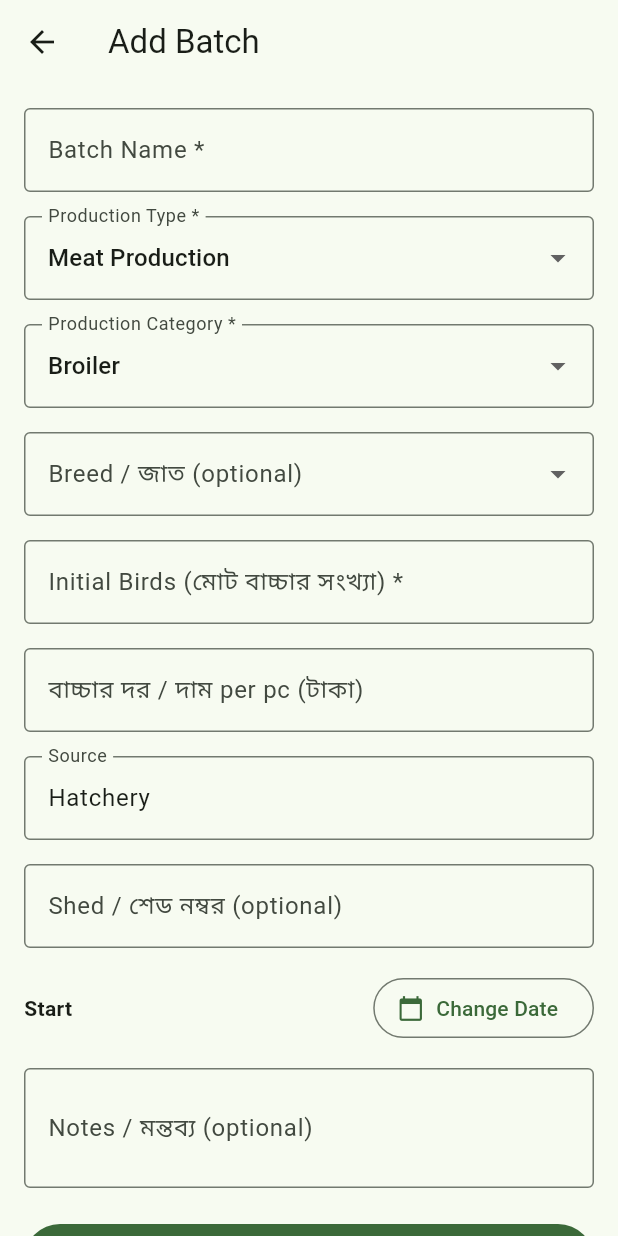
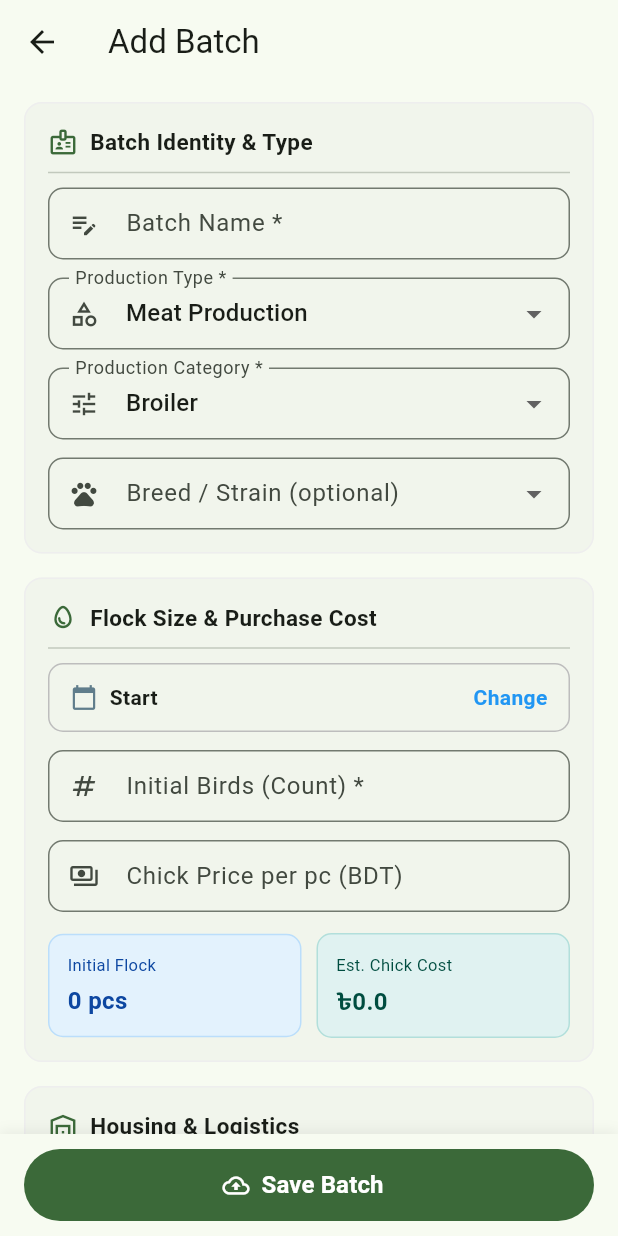
Before and after one commit to fahimapearl-bit/Rately-farms, a Flutter app: the AddBatchPageNew screen opened directly, on a phone screen of 412 x 824 dp. Run offline on Flutter 3.47's test engine with Material 3 defaults, Android fonts, the phone set to English and light mode, and no system bars; our stand-ins replace shared_preferences, supabase_flutter; accounts and stored records are empty.

Commit message:
Enhance Add Batch layout with sticky safe-area save button and live flock bento card

```diff
--- a/lib/add_batch_screen.dart
+++ b/lib/add_batch_screen.dart
@@ -45,6 +45,14 @@ class _AddBatchPageNewState extends State<AddBatchPageNew> {
   }
 
   @override
+  void initState() {
+    super.initState();
+    // লাইভ মিনি-বেন্টো কার্ড আপডেটের জন্য লিসেনার
+    initialBirdsController.addListener(() => setState(() {}));
+    chickPriceController.addListener(() => setState(() {}));
+  }
+
+  @override
   void dispose() {
     nameController.dispose();
     shedController.dispose();
@@ -66,14 +74,13 @@ class _AddBatchPageNewState extends State<AddBatchPageNew> {
     if (picked != null) setState(() => startDate = picked);
   }
 
-  // --- সরাসরি Supabase-এ সেভ করার কোড ---
   Future<void> saveBatchToSupabase() async {
     if (!_formKey.currentState!.validate()) return;
 
     final initialBirds = int.tryParse(initialBirdsController.text.trim());
     if (initialBirds == null || initialBirds <= 0) {
       ScaffoldMessenger.of(context).showSnackBar(
-        const SnackBar(content: Text('Initial Birds-এ ০ এর বেশি সংখ্যা দিন')),
+        const SnackBar(content: Text('Please enter a valid Initial Birds count greater than 0')),
       );
       return;
     }
@@ -91,7 +98,7 @@ class _AddBatchPageNewState extends State<AddBatchPageNew> {
       final user = client.auth.currentUser;
 
       if (user == null) {
-        throw Exception('ইউজার লগইন করা নেই। অনুগ্রহ করে লগইন করুন।');
+        throw Exception('User is not logged in. Please log in first.');
       }
 
       await client.from('batches').insert({
@@ -106,12 +113,13 @@ class _AddBatchPageNewState extends State<AddBatchPageNew> {
         'shed': shedController.text.trim(),
         'notes': notesController.text.trim(),
         'start_date': startDate.toIso8601String().split('T').first,
+        'status': 'Active',
       });
 
       if (mounted) {
         ScaffoldMessenger.of(context).showSnackBar(
           const SnackBar(
-            content: Text('ব্যাচ সফলভাবে Supabase Cloud-এ সেভ হয়েছে!'),
+            content: Text('Batch saved successfully!'),
             backgroundColor: Colors.green,
           ),
         );
@@ -121,7 +129,7 @@ class _AddBatchPageNewState extends State<AddBatchPageNew> {
       if (mounted) {
         ScaffoldMessenger.of(context).showSnackBar(
           SnackBar(
-            content: Text('ত্রুটি: $e'),
+            content: Text('Error saving batch: $e'),
             backgroundColor: Colors.red,
             duration: const Duration(seconds: 4),
           ),
@@ -132,35 +140,85 @@ class _AddBatchPageNewState extends State<AddBatchPageNew> {
     }
   }
 
+  InputDecoration _inputDeco(String label, {String? hint, IconData? icon}) {
+    return InputDecoration(
+      labelText: label,
+      hintText: hint,
+      prefixIcon: icon != null ? Icon(icon, size: 20) : null,
+      isDense: true,
+      contentPadding: const EdgeInsets.symmetric(horizontal: 14, vertical: 12),
+      border: OutlineInputBorder(borderRadius: BorderRadius.circular(10)),
+    );
+  }
+
+  Widget _buildSectionCard({
+    required String title,
+    required IconData icon,
+    required List<Widget> children,
+  }) {
+    return Card(
+      elevation: 0,
+      shape: RoundedRectangleBorder(
+        borderRadius: BorderRadius.circular(12),
+        side: BorderSide(color: Colors.grey.shade200),
+      ),
+      margin: const EdgeInsets.only(bottom: 16),
+      child: Padding(
+        padding: const EdgeInsets.all(16),
+        child: Column(
+          crossAxisAlignment: CrossAxisAlignment.start,
+          children: [
+            Row(
+              children: [
+                Icon(icon, size: 20, color: Theme.of(context).colorScheme.primary),
+                const SizedBox(width: 8),
+                Text(
+                  title,
+                  style: const TextStyle(fontWeight: FontWeight.bold, fontSize: 15),
+                ),
+              ],
+            ),
+            const Divider(height: 20),
+            ...children,
+          ],
+        ),
+      ),
+    );
+  }
+
   @override
   Widget build(BuildContext context) {
+    final birdsCount = int.tryParse(initialBirdsController.text.trim()) ?? 0;
+    final pricePerPc = double.tryParse(chickPriceController.text.trim()) ?? 0.0;
+    final totalChickCost = birdsCount * pricePerPc;
+
     return Scaffold(
-      appBar: AppBar(title: const Text('Add Batch')),
-      body: SingleChildScrollView(
-        padding: const EdgeInsets.all(16),
+      appBar: AppBar(
+        title: const Text('Add Batch'),
+        elevation: 0,
+      ),
+      body: SafeArea(
+        child: SingleChildScrollView(
+          padding: const EdgeInsets.fromLTRB(16, 12, 16, 24),
           child: Form(
             key: _formKey,
             child: Column(
               crossAxisAlignment: CrossAxisAlignment.start,
               children: [
+                // ১. Batch Identity Card
+                _buildSectionCard(
+                  title: 'Batch Identity & Type',
+                  icon: Icons.badge_outlined,
+                  children: [
                     TextFormField(
                       controller: nameController,
-                decoration: const InputDecoration(
-                  labelText: 'Batch Name *',
-                  hintText: 'Broiler-2026-01',
-                  border: OutlineInputBorder(),
+                      decoration: _inputDeco('Batch Name *', hint: 'e.g. Broiler-2026-01', icon: Icons.edit_note),
+                      validator: (v) => v == null || v.trim().isEmpty ? 'Please enter batch name' : null,
                     ),
-                validator: (v) =>
-                    v == null || v.trim().isEmpty ? 'ব্যাচের নাম দিন' : null,
-              ),
-              const SizedBox(height: 16),
-
+                    const SizedBox(height: 12),
                     DropdownButtonFormField<String>(
                       value: productionType,
-                decoration: const InputDecoration(
-                  labelText: 'Production Type *',
-                  border: OutlineInputBorder(),
-                ),
+                      decoration: _inputDeco('Production Type *', icon: Icons.category_outlined),
                       items: const [
                         DropdownMenuItem(value: 'Meat Production', child: Text('Meat Production')),
                         DropdownMenuItem(value: 'Egg Production', child: Text('Egg Production')),
@@ -173,14 +231,10 @@ class _AddBatchPageNewState extends State<AddBatchPageNew> {
                         });
                       },
                     ),
-              const SizedBox(height: 16),
-
+                    const SizedBox(height: 12),
                     DropdownButtonFormField<String>(
                       value: currentCategories.contains(productionCategory) ? productionCategory : null,
-                decoration: const InputDecoration(
-                  labelText: 'Production Category *',
-                  border: OutlineInputBorder(),
-                ),
+                      decoration: _inputDeco('Production Category *', icon: Icons.tune),
                       items: currentCategories.map((c) => DropdownMenuItem(value: c, child: Text(c))).toList(),
                       onChanged: (val) {
                         setState(() {
@@ -189,107 +243,164 @@ class _AddBatchPageNewState extends State<AddBatchPageNew> {
                         });
                       },
                     ),
-              const SizedBox(height: 16),
-
                     if (productionCategory == 'Other') ...[
+                      const SizedBox(height: 12),
                       TextFormField(
                         controller: customCategoryController,
-                  decoration: const InputDecoration(
-                    labelText: 'Specify Category Name *',
-                    hintText: 'যেমন: কোয়েল, টার্কি ইত্যাদি',
-                    border: OutlineInputBorder(),
+                        decoration: _inputDeco('Specify Category Name *', hint: 'e.g. Quail, Turkey'),
+                        validator: (v) => v == null || v.trim().isEmpty ? 'Please enter category name' : null,
                       ),
-                  validator: (v) =>
-                      v == null || v.trim().isEmpty ? 'ক্যাটেগরির নাম লিখুন' : null,
-                ),
-                const SizedBox(height: 16),
                     ],
-
+                    const SizedBox(height: 12),
                     DropdownButtonFormField<String>(
                       value: breedList.contains(breed) ? breed : null,
-                decoration: const InputDecoration(
-                  labelText: 'Breed / জাত (optional)',
-                  border: OutlineInputBorder(),
-                ),
+                      decoration: _inputDeco('Breed / Strain (optional)', icon: Icons.pets_outlined),
                       items: breedList.map((b) => DropdownMenuItem(value: b, child: Text(b))).toList(),
                       onChanged: (val) => setState(() => breed = val),
                     ),
-              const SizedBox(height: 16),
+                  ],
+                ),
 
+                // ২. Flock & Cost Card (With Live Mini Bento Preview)
+                _buildSectionCard(
+                  title: 'Flock Size & Purchase Cost',
+                  icon: Icons.egg_outlined,
+                  children: [
+                    InkWell(
+                      onTap: pickDate,
+                      borderRadius: BorderRadius.circular(10),
+                      child: Container(
+                        padding: const EdgeInsets.symmetric(horizontal: 14, vertical: 12),
+                        decoration: BoxDecoration(
+                          border: Border.all(color: Colors.grey.shade400),
+                          borderRadius: BorderRadius.circular(10),
+                        ),
+                        child: Row(
+                          mainAxisAlignment: MainAxisAlignment.spaceBetween,
+                          children: [
+                            Row(
+                              children: [
+                                const Icon(Icons.calendar_today, size: 18, color: Colors.blueGrey),
+                                const SizedBox(width: 8),
+                                Text(
+                                  'Start Date: ${startDate.toLocal()}'.split(' ')[0],
+                                  style: const TextStyle(fontWeight: FontWeight.w600),
+                                ),
+                              ],
+                            ),
+                            const Text('Change', style: TextStyle(color: Colors.blue, fontWeight: FontWeight.bold)),
+                          ],
+                        ),
+                      ),
+                    ),
+                    const SizedBox(height: 12),
                     TextFormField(
                       controller: initialBirdsController,
                       keyboardType: TextInputType.number,
-                decoration: const InputDecoration(
-                  labelText: 'Initial Birds (মোট বাচ্চার সংখ্যা) *',
-                  hintText: '500',
-                  border: OutlineInputBorder(),
+                      decoration: _inputDeco('Initial Birds (Count) *', hint: '500', icon: Icons.numbers),
+                      validator: (v) => v == null || v.trim().isEmpty ? 'Please enter bird count' : null,
                     ),
-                validator: (v) =>
-                    v == null || v.trim().isEmpty ? 'সংখ্যা দিন' : null,
-              ),
-              const SizedBox(height: 16),
-
+                    const SizedBox(height: 12),
                     TextFormField(
                       controller: chickPriceController,
                       keyboardType: const TextInputType.numberWithOptions(decimal: true),
-                decoration: const InputDecoration(
-                  labelText: 'বাচ্চার দর / দাম per pc (টাকা)',
-                  hintText: '50.00',
-                  border: OutlineInputBorder(),
+                      decoration: _inputDeco('Chick Price per pc (BDT)', hint: '50.00', icon: Icons.payments_outlined),
                     ),
-              ),
-              const SizedBox(height: 16),
+                    const SizedBox(height: 14),
 
-              TextFormField(
-                controller: sourceController,
-                decoration: const InputDecoration(
-                  labelText: 'Source',
-                  hintText: 'Hatchery',
-                  border: OutlineInputBorder(),
-                ),
-              ),
-              const SizedBox(height: 16),
-
-              TextFormField(
-                controller: shedController,
-                decoration: const InputDecoration(
-                  labelText: 'Shed / শেড নম্বর (optional)',
-                  hintText: 'Shed-1',
-                  border: OutlineInputBorder(),
-                ),
-              ),
-              const SizedBox(height: 16),
-
+                    // --- Live Mini-Bento KPI Grid (2 Tiles) ---
                     Row(
                       children: [
                         Expanded(
-                    child: Text(
-                      'Start Date: ${startDate.toLocal()}'.split(' ')[0],
-                      style: const TextStyle(fontWeight: FontWeight.bold),
+                          child: Container(
+                            padding: const EdgeInsets.all(12),
+                            decoration: BoxDecoration(
+                              color: Colors.blue.shade50,
+                              borderRadius: BorderRadius.circular(10),
+                              border: Border.all(color: Colors.blue.shade100),
                             ),
-                  ),
-                  OutlinedButton.icon(
-                    onPressed: pickDate,
-                    icon: const Icon(Icons.calendar_today, size: 18),
-                    label: const Text('Change Date'),
+                            child: Column(
+                              crossAxisAlignment: CrossAxisAlignment.start,
+                              children: [
+                                Text('Initial Flock', style: TextStyle(fontSize: 11, color: Colors.blue.shade900)),
+                                const SizedBox(height: 4),
+                                Text(
+                                  '$birdsCount pcs',
+                                  style: TextStyle(fontSize: 16, fontWeight: FontWeight.bold, color: Colors.blue.shade900),
                                 ),
                               ],
                             ),
-              const SizedBox(height: 16),
+                          ),
+                        ),
+                        const SizedBox(width: 10),
+                        Expanded(
+                          child: Container(
+                            padding: const EdgeInsets.all(12),
+                            decoration: BoxDecoration(
+                              color: Colors.teal.shade50,
+                              borderRadius: BorderRadius.circular(10),
+                              border: Border.all(color: Colors.teal.shade100),
+                            ),
+                            child: Column(
+                              crossAxisAlignment: CrossAxisAlignment.start,
+                              children: [
+                                Text('Est. Chick Cost', style: TextStyle(fontSize: 11, color: Colors.teal.shade900)),
+                                const SizedBox(height: 4),
+                                Text(
+                                  '৳${totalChickCost.toStringAsFixed(1)}',
+                                  style: TextStyle(fontSize: 16, fontWeight: FontWeight.bold, color: Colors.teal.shade900),
+                                ),
+                              ],
+                            ),
+                          ),
+                        ),
+                      ],
+                    ),
+                  ],
+                ),
 
+                // ৩. Shed & Logistics Card
+                _buildSectionCard(
+                  title: 'Housing & Logistics',
+                  icon: Icons.warehouse_outlined,
+                  children: [
+                    TextFormField(
+                      controller: shedController,
+                      decoration: _inputDeco('Shed / House No (optional)', hint: 'Shed-1', icon: Icons.roofing),
+                    ),
+                    const SizedBox(height: 12),
+                    TextFormField(
+                      controller: sourceController,
+                      decoration: _inputDeco('Chick Source', hint: 'Hatchery name', icon: Icons.local_shipping_outlined),
+                    ),
+                    const SizedBox(height: 12),
                     TextFormField(
                       controller: notesController,
                       maxLines: 2,
-                decoration: const InputDecoration(
-                  labelText: 'Notes / মন্তব্য (optional)',
-                  hintText: 'টিকা বা বিশেষ কোনো তথ্য...',
-                  border: OutlineInputBorder(),
+                      decoration: _inputDeco('Notes / Remarks (optional)', hint: 'Vaccine, batch remarks...', icon: Icons.notes),
+                    ),
+                  ],
+                ),
+              ],
             ),
           ),
-              const SizedBox(height: 24),
-
-              SizedBox(
-                width: double.infinity,
+        ),
+      ),
+      // ফিক্সড ও সেফ এরিয়া সহ সেভ বাটন (কখনও হোম কী-এর নিচে ঢুকবে না)
+      bottomNavigationBar: SafeArea(
+        child: Container(
+          padding: const EdgeInsets.symmetric(horizontal: 16, vertical: 10),
+          decoration: BoxDecoration(
+            color: Theme.of(context).scaffoldBackgroundColor,
+            boxShadow: [
+              BoxShadow(
+                color: Colors.black.withOpacity(0.06),
+                offset: const Offset(0, -2),
+                blurRadius: 6,
+              ),
+            ],
+          ),
+          child: SizedBox(
             height: 48,
             child: FilledButton.icon(
               onPressed: _isSaving ? null : saveBatchToSupabase,
@@ -299,14 +410,12 @@ class _AddBatchPageNewState extends State<AddBatchPageNew> {
                       height: 20,
                       child: CircularProgressIndicator(strokeWidth: 2, color: Colors.white),
                     )
-                      : const Icon(Icons.cloud_upload),
+                  : const Icon(Icons.cloud_upload_outlined),
               label: Text(
-                    _isSaving ? 'সংরক্ষণ হচ্ছে...' : 'Save Batch',
-                    style: const TextStyle(fontSize: 16),
+                _isSaving ? 'Saving Batch...' : 'Save Batch',
+                style: const TextStyle(fontSize: 16, fontWeight: FontWeight.bold),
               ),
             ),
-              ),
-            ],
           ),
         ),
       ),
```
Lines whose indentation alone changed are shown as unchanged.
